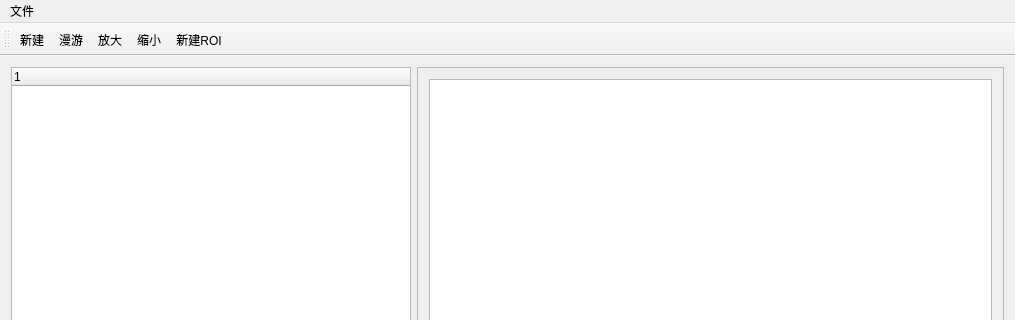
wishingwings/MainWindow, file mainwindow.ui: the form before one commit; both pictures show x 0 to 1015 and y 0 to 320 of the 1015 by 827 pixel window.
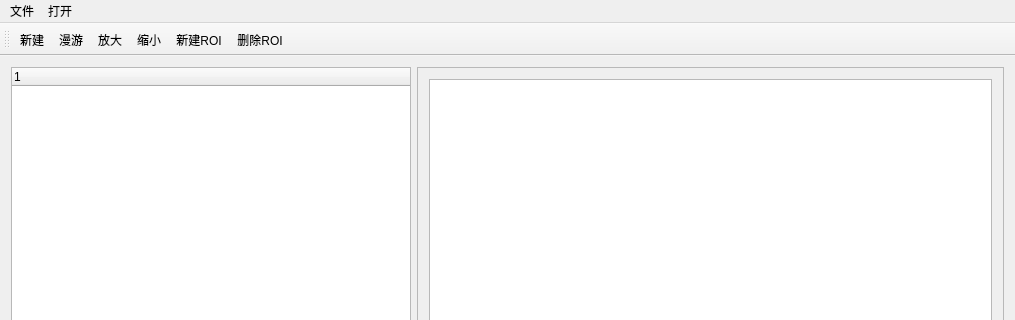
The form after the commit.

Diff of the .ui file:
```diff
--- a/mainwindow.ui
+++ b/mainwindow.ui
@@ -112,7 +112,13 @@
     </property>
     <addaction name="openAction"/>
    </widget>
+   <widget class="QMenu" name="menu_2">
+    <property name="title">
+     <string>打开</string>
+    </property>
+   </widget>
    <addaction name="menu"/>
+   <addaction name="menu_2"/>
   </widget>
   <widget class="QToolBar" name="mainToolBar">
    <attribute name="toolBarArea">
@@ -126,6 +132,7 @@
    <addaction name="MagnifyAction"/>
    <addaction name="ReductionAction"/>
    <addaction name="NewROIAction"/>
+   <addaction name="DeleteROIAction"/>
   </widget>
   <widget class="QStatusBar" name="statusBar"/>
   <action name="openAction">
@@ -173,6 +180,14 @@
     <string>选择ROI</string>
    </property>
   </action>
+  <action name="DeleteROIAction">
+   <property name="text">
+    <string>删除ROI</string>
+   </property>
+   <property name="toolTip">
+    <string>删除ROI</string>
+   </property>
+  </action>
  </widget>
  <layoutdefault spacing="6" margin="11"/>
  <resources>
```
Left out of the diff: 26 changed lines with no effect on the pictures.
